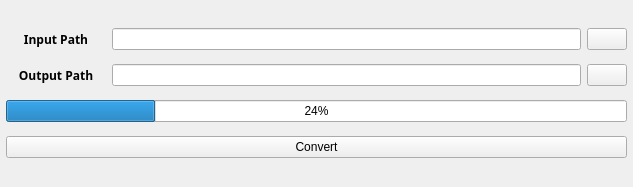
tws0002/scripts, file image_scripts/ui/sequence_crop.ui: the form before one commit.
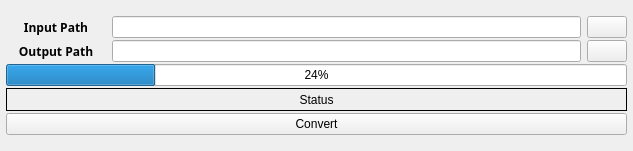
The form after the commit. Icons and pictures are not drawn.

What changed in the file:
```diff
--- a/image_scripts/ui/sequence_crop.ui
+++ b/image_scripts/ui/sequence_crop.ui
@@ -7,7 +7,7 @@
     <x>0</x>
     <y>0</y>
     <width>633</width>
-    <height>187</height>
+    <height>151</height>
    </rect>
   </property>
   <property name="windowTitle">
@@ -28,11 +28,20 @@
      <item row="0" column="0">
       <layout class="QVBoxLayout" name="verticalLayout_2">
        <property name="spacing">
-        <number>14</number>
+        <number>2</number>
        </property>
-       <property name="margin">
+       <property name="leftMargin">
         <number>6</number>
        </property>
+       <property name="topMargin">
+        <number>12</number>
+       </property>
+       <property name="rightMargin">
+        <number>6</number>
+       </property>
+       <property name="bottomMargin">
+        <number>12</number>
+       </property>
        <item>
         <layout class="QHBoxLayout" name="horizontalLayout_4">
          <property name="spacing">
@@ -210,6 +219,37 @@
          </property>
         </widget>
        </item>
+       <item>
+        <widget class="QLabel" name="status_line">
+         <property name="minimumSize">
+          <size>
+           <width>0</width>
+           <height>23</height>
+          </size>
+         </property>
+         <property name="maximumSize">
+          <size>
+           <width>16777215</width>
+           <height>23</height>
+          </size>
+         </property>
+         <property name="frameShape">
+          <enum>QFrame::Panel</enum>
+         </property>
+         <property name="lineWidth">
+          <number>1</number>
+         </property>
+         <property name="midLineWidth">
+          <number>0</number>
+         </property>
+         <property name="text">
+          <string>Status</string>
+         </property>
+         <property name="alignment">
+          <set>Qt::AlignCenter</set>
+         </property>
+        </widget>
+       </item>
        <item>
         <widget class="QPushButton" name="convert_button">
          <property name="text">
```
